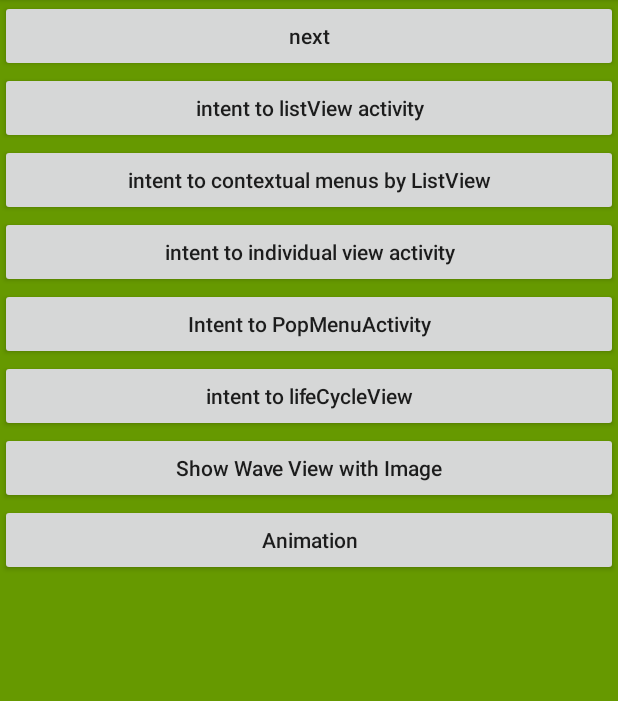
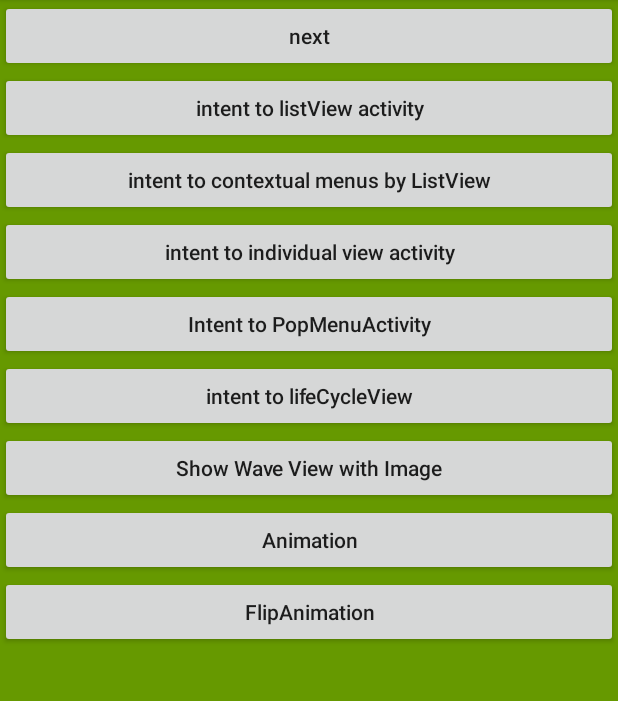
Before and after one commit to yann02/HelloKotlin, an Android app: the screen it shows after launch (MainActivity), on a phone screen of 412 x 824 dp, the part 84-785 px from its top. Run offline under Robolectric (Android 15) with nearby library versions, the phone set to English and light mode, and no system bars.

Commit message:
添加卡片翻转动画，未完成

```diff
--- a/app/src/main/AndroidManifest.xml
+++ b/app/src/main/AndroidManifest.xml
@@ -9,7 +9,8 @@
         android:roundIcon="@mipmap/ic_launcher_round"
         android:supportsRtl="true"
         android:theme="@style/AppTheme">
-        <activity android:name=".ui.AnimationActivity"></activity>
+        <activity android:name=".ui.FlipAnimationActivity"></activity>
+        <activity android:name=".ui.AnimationActivity" />
         <activity android:name=".ui.ShowWaveViewWithImgActivity" />
         <activity
             android:name=".menu.pop.PopMenusActivity"
--- a/app/src/main/java/com/example/hellokotlin/MainActivity.kt
+++ b/app/src/main/java/com/example/hellokotlin/MainActivity.kt
@@ -14,6 +14,7 @@ import com.example.hellokotlin.listview.ListViewActivity
 import com.example.hellokotlin.listview.ListViewOnContextualMenusActivity
 import com.example.hellokotlin.menu.pop.PopMenusActivity
 import com.example.hellokotlin.ui.AnimationActivity
+import com.example.hellokotlin.ui.FlipAnimationActivity
 import com.example.hellokotlin.ui.ShowWaveViewWithImgActivity
 import java.lang.StringBuilder
 
@@ -49,11 +50,18 @@ class MainActivity : AppCompatActivity() {
         initPop()
         showWaveViewWithImg()
         intentToAnimationActivity()
+        intentToFlipAnimationActivity()
     }
 
     private fun intentToAnimationActivity() {
         findViewById<Button>(R.id.btn_animation).setOnClickListener {
             startActivity(Intent(this, AnimationActivity::class.java))
+        }
+    }
+
+    private fun intentToFlipAnimationActivity() {
+        findViewById<Button>(R.id.btn_flip_animation).setOnClickListener {
+            startActivity(Intent(this, FlipAnimationActivity::class.java))
         }
     }
 
--- /dev/null
+++ b/app/src/main/res/layout/activity_flip_animation.xml
@@ -0,0 +1,5 @@
+<?xml version="1.0" encoding="utf-8"?>
+<FrameLayout xmlns:android="http://schemas.android.com/apk/res/android"
+    android:id="@+id/container"
+    android:layout_width="match_parent"
+    android:layout_height="match_parent" />
--- a/app/src/main/res/layout/activity_main.xml
+++ b/app/src/main/res/layout/activity_main.xml
@@ -35,63 +35,69 @@
         app:layout_constraintTop_toBottomOf="@+id/btn_lv" />
 
     <Button
+        android:id="@+id/btn_individual"
         android:layout_width="match_parent"
         android:layout_height="wrap_content"
-        android:id="@+id/btn_individual"
+        android:text="@string/intent_to_individual_view_activity"
+        android:textAllCaps="false"
         app:layout_constraintLeft_toLeftOf="parent"
-        app:layout_constraintTop_toBottomOf="@+id/btn_contextual_menu"
-        android:text="@string/intent_to_individual_view_activity"
-        android:textAllCaps="false"/>
+        app:layout_constraintTop_toBottomOf="@+id/btn_contextual_menu" />
 
     <Button
+        android:id="@+id/btn_pop"
         android:layout_width="match_parent"
         android:layout_height="wrap_content"
-        android:id="@+id/btn_pop"
+        android:text="@string/intent_to_pop_menu_activity"
+        android:textAllCaps="false"
         app:layout_constraintLeft_toLeftOf="parent"
-        app:layout_constraintTop_toBottomOf="@+id/btn_individual"
-        android:textAllCaps="false"
-        android:text="@string/intent_to_pop_menu_activity"/>
+        app:layout_constraintTop_toBottomOf="@+id/btn_individual" />
 
 
     <Button
+        android:id="@+id/btn_lifeCycle"
         android:layout_width="match_parent"
         android:layout_height="wrap_content"
-        android:id="@+id/btn_lifeCycle"
+        android:text="@string/intent_to_lifecycleview"
+        android:textAllCaps="false"
         app:layout_constraintLeft_toLeftOf="parent"
-        app:layout_constraintTop_toBottomOf="@+id/btn_pop"
-        android:textAllCaps="false"
-        android:text="@string/intent_to_lifecycleview"/>
+        app:layout_constraintTop_toBottomOf="@+id/btn_pop" />
 
     <Button
+        android:id="@+id/btn_show_wave_view_img"
         android:layout_width="match_parent"
         android:layout_height="wrap_content"
-        android:id="@+id/btn_show_wave_view_img"
+        android:text="@string/show_wave_view_with_image"
+        android:textAllCaps="false"
         app:layout_constraintLeft_toLeftOf="parent"
-        app:layout_constraintTop_toBottomOf="@+id/btn_lifeCycle"
-        android:textAllCaps="false"
-        android:text="@string/show_wave_view_with_image"/>
+        app:layout_constraintTop_toBottomOf="@+id/btn_lifeCycle" />
 
 
     <TextView
         android:layout_width="100dp"
         android:layout_height="100dp"
-        app:layout_constraintLeft_toLeftOf="parent"
-        app:layout_constraintTop_toBottomOf="@+id/btn_show_wave_view_img"
         android:alpha=".5"
         android:background="@android:color/holo_blue_dark"
-        android:visibility="gone"/>
+        android:visibility="gone"
+        app:layout_constraintLeft_toLeftOf="parent"
+        app:layout_constraintTop_toBottomOf="@+id/btn_show_wave_view_img" />
 
     <Button
+        android:id="@+id/btn_animation"
         android:layout_width="match_parent"
         android:layout_height="wrap_content"
-        android:id="@+id/btn_animation"
+        android:text="@string/animation"
+        android:textAllCaps="false"
         app:layout_constraintLeft_toLeftOf="parent"
-        app:layout_constraintTop_toBottomOf="@+id/btn_show_wave_view_img"
+        app:layout_constraintTop_toBottomOf="@+id/btn_show_wave_view_img" />
+
+    <Button
+        android:id="@+id/btn_flip_animation"
+        android:layout_width="match_parent"
+        android:layout_height="wrap_content"
+        android:text="@string/flip_animation"
         android:textAllCaps="false"
-        android:text="@string/animation"/>
-
-
-
+        app:layout_constraintLeft_toLeftOf="parent"
+        app:layout_constraintTop_toBottomOf="@+id/btn_animation" />
 
 
 </androidx.constraintlayout.widget.ConstraintLayout>
--- /dev/null
+++ b/app/src/main/res/layout/fragment_card_front.xml
@@ -0,0 +1,6 @@
+<ImageView xmlns:android="http://schemas.android.com/apk/res/android"
+    android:layout_width="match_parent"
+    android:layout_height="match_parent"
+    android:src="@drawable/starry_sky"
+    android:scaleType="centerCrop"
+    android:contentDescription="@string/description_image_1" />
--- /dev/null
+++ b/app/src/main/res/values/integers.xml
@@ -0,0 +1,5 @@
+<?xml version="1.0" encoding="utf-8"?>
+<resources>
+    <integer name="card_flip_time_full">6000</integer>
+    <integer name="card_flip_time_half">3000</integer>
+</resources>
--- a/app/src/main/res/values/strings.xml
+++ b/app/src/main/res/values/strings.xml
@@ -18,6 +18,10 @@
     <string name="intent_to_lifecycleview">intent to lifeCycleView</string>
     <string name="show_wave_view_with_image">Show Wave View with Image</string>
     <string name="animation">Animation</string>
+    <string name="flip_animation">FlipAnimation</string>
+    <string name="description_image_1">漂亮的风景图片</string>
+    <string name="card_back_title">心有多大</string>
+    <string name="card_back_description">梦想就有多大鸭</string>
     <string name="lorem_ipsum">范文预览： 2006年，我根据领导的各项工作部署安排，在各位同事的支持帮助下，努力按照“三个创新”和“两高两低”的工作要求，坚持本本分分做人，扎扎实实做事，较好地完成了各项工作任务。现将一年来的工作情况汇报如下： 1．创新服务方式。我按照创新工作的要求，结合自身工作实际，积极主动开展客户走访交谈，通过走访交谈，我更加熟知了客户的姓名、经营地点、网点分布情况，并及时向领导提出改善服务的建议，有效地优化了送货时间、线路和户次。 2．提高服务质量。作为一名服务工作者，努力提高自己的服务质量，讲求服务态度，千方百计地使客户满意是我们送货员永恒的目标。在每一次发货过程中，我都随身携带着一个日记本，利用发货空闲的短短几分钟，记录每位客户的情况。我多次主动指导客户销售，当好客户参谋，宣传企业品牌，解除了客户的具体困难。同时，坚持做到不迟到、不早退，遵守国家法规与公司的劳动纪律，做到安全生产，文明作业。 3．降低工作成本。在领导的统一调度下，我根据销售部门发货委托单据，我在第一时间，仔细核对，正确填写和递送相应的单据、报表，保存有关记录文件，认真做好货品发送工作，耐心地与每位客户当面点清品种数量，并积极协助其他发货员做好货物的搬卸工作，提高了发货效率。 在全年的工作中，有成绩也有不足，在今后工作中。</string>
 
 </resources>
```
Also changed, not shown: app/src/main/java/com/example/hellokotlin/ui/FlipAnimationActivity.kt (added, +92 -0 lines), app/src/main/res/animator/card_flip_left_in.xml (added, +25 -0 lines), app/src/main/res/animator/card_flip_left_out.xml (added, +18 -0 lines), app/src/main/res/animator/card_flip_right_in.xml (added, +25 -0 lines), app/src/main/res/animator/card_flip_right_out.xml (added, +18 -0 lines), app/src/main/res/layout/fragment_card_back.xml (added, +26 -0 lines), 1 other file.
